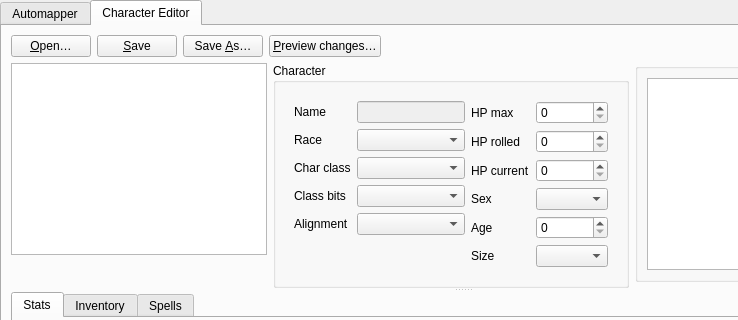
malcyon/wish, file wish/window.ui: the form before one commit; both pictures show x 0 to 738 and y 0 to 320 of the 926 by 707 pixel window.
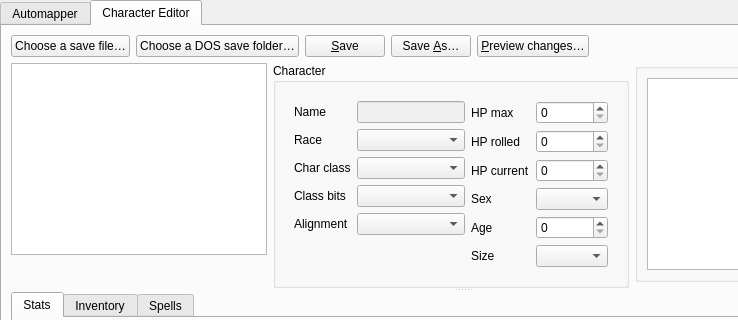
The form after the commit. The open tabs and pages were chosen to show the change. Custom widgets are drawn as their Qt base class.

Patch:
```diff
--- a/wish/window.ui
+++ b/wish/window.ui
@@ -1494,7 +1494,14 @@
           <item>
            <widget class="QPushButton" name="button_open">
             <property name="text">
-             <string>&amp;Open…</string>
+             <string>Choose a save file…</string>
+            </property>
+           </widget>
+          </item>
+          <item>
+           <widget class="QPushButton" name="button_open_folder">
+            <property name="text">
+             <string>Choose a DOS save folder…</string>
             </property>
            </widget>
           </item>
```
Left out of the diff: 2 changed lines with no effect on the pictures.
